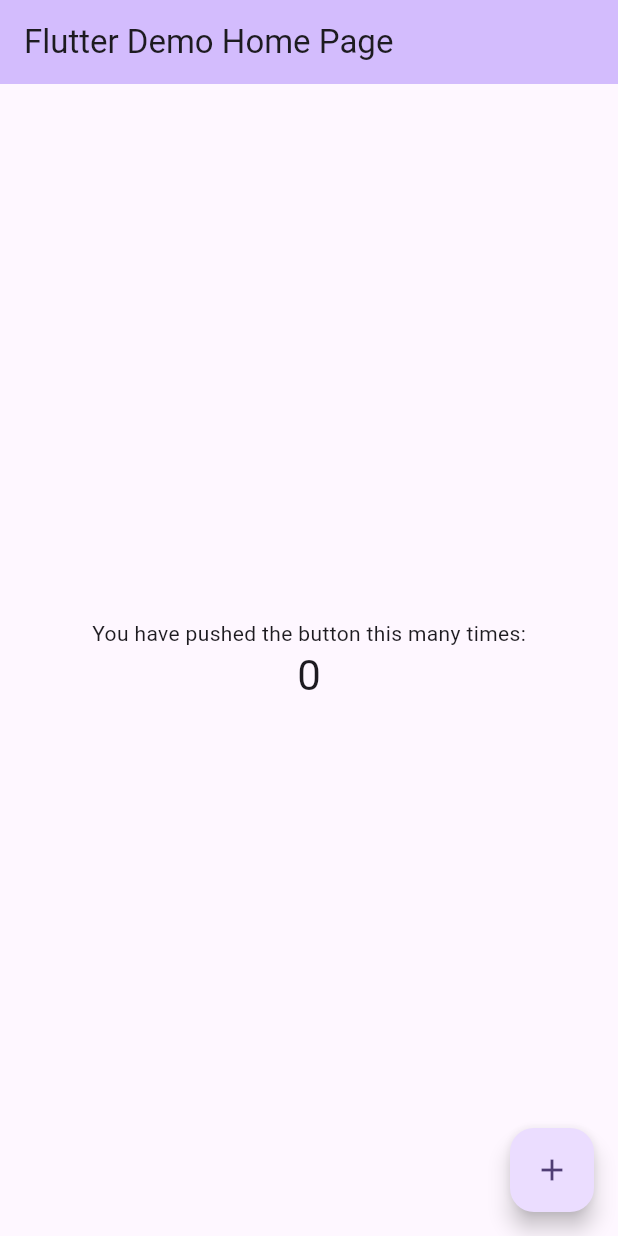
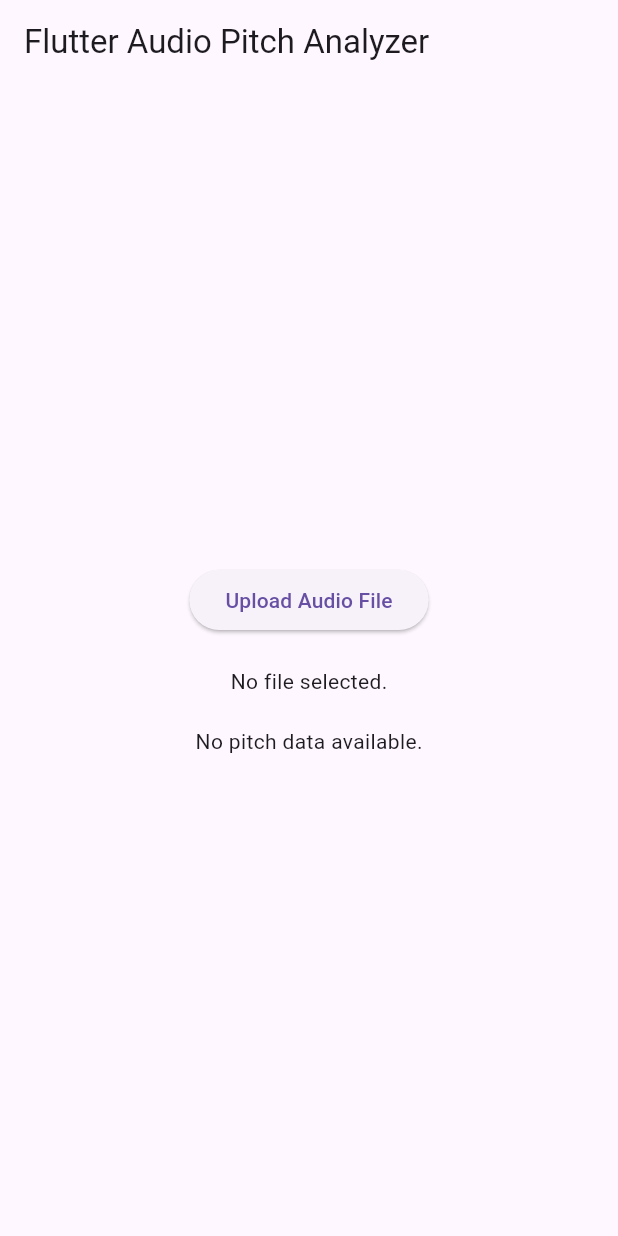
Before and after one commit to laTH380/pitch_curve_viewer, a Flutter app: the screen it shows after launch, on a phone screen of 412 x 824 dp. Run offline on Flutter 3.47's test engine with Material 3 defaults, Android fonts, the phone set to English and light mode, and no system bars; our stand-ins replace audioplayers, file_picker, fl_chart.

Commit message:
基本機能完成

```diff
--- a/lib/main.dart
+++ b/lib/main.dart
@@ -1,125 +1,218 @@
 import 'package:flutter/material.dart';
+import 'package:file_picker/file_picker.dart';
+import 'dart:io';
+import 'dart:convert';
+import 'package:fl_chart/fl_chart.dart';
+import 'package:http/http.dart' as http;
+import 'package:http_parser/http_parser.dart';
+import 'package:audioplayers/audioplayers.dart';
+import 'dart:typed_data';
 
 void main() {
-  runApp(const MyApp());
+  runApp(MyApp());
 }
 
 class MyApp extends StatelessWidget {
-  const MyApp({super.key});
-
-  // This widget is the root of your application.
   @override
   Widget build(BuildContext context) {
     return MaterialApp(
-      title: 'Flutter Demo',
+      title: 'Flutter Audio Pitch Analyzer',
       theme: ThemeData(
-        // This is the theme of your application.
-        //
-        // TRY THIS: Try running your application with "flutter run". You'll see
-        // the application has a purple toolbar. Then, without quitting the app,
-        // try changing the seedColor in the colorScheme below to Colors.green
-        // and then invoke "hot reload" (save your changes or press the "hot
-        // reload" button in a Flutter-supported IDE, or press "r" if you used
-        // the command line to start the app).
-        //
-        // Notice that the counter didn't reset back to zero; the application
-        // state is not lost during the reload. To reset the state, use hot
-        // restart instead.
-        //
-        // This works for code too, not just values: Most code changes can be
-        // tested with just a hot reload.
-        colorScheme: ColorScheme.fromSeed(seedColor: Colors.deepPurple),
-        useMaterial3: true,
+        primarySwatch: Colors.blue,
       ),
-      home: const MyHomePage(title: 'Flutter Demo Home Page'),
+      home: MyHomePage(),
     );
   }
 }
 
 class MyHomePage extends StatefulWidget {
-  const MyHomePage({super.key, required this.title});
-
-  // This widget is the home page of your application. It is stateful, meaning
-  // that it has a State object (defined below) that contains fields that affect
-  // how it looks.
-
-  // This class is the configuration for the state. It holds the values (in this
-  // case the title) provided by the parent (in this case the App widget) and
-  // used by the build method of the State. Fields in a Widget subclass are
-  // always marked "final".
-
-  final String title;
-
   @override
-  State<MyHomePage> createState() => _MyHomePageState();
+  _MyHomePageState createState() => _MyHomePageState();
 }
 
 class _MyHomePageState extends State<MyHomePage> {
-  int _counter = 0;
+  String? _filePath;
+  bool _processing = false;
+  Map<String, dynamic>? _result_json;
+  List<FlSpot> _pitchData = [];
 
-  void _incrementCounter() {
+  void _pickFile() async {
+    FilePickerResult? result = await FilePicker.platform.pickFiles(
+        // withData: true,
+        type: FileType.custom,
+        allowedExtensions: ['mp3']);
+    if (result != null && result.files.single.path != null) {
+      File file = File(result.files.single.path!);
+      int filesize = result.files.single.size;
+      // 拡張子が.mp3であるかを確認
+      if (!file.path.toLowerCase().endsWith('.mp3')) {
+        // .mp3でない場合はエラーメッセージを表示して終了
+        showDialog(
+          context: context,
+          builder: (context) => AlertDialog(
+            title: Text('Error'),
+            content: Text('Selected file must be in .mp3 format.'),
+            actions: <Widget>[
+              TextButton(
+                onPressed: () => Navigator.pop(context),
+                child: Text('OK'),
+              ),
+            ],
+          ),
+        );
+        return;
+      }
+      // 音声ファイルが1MB以下であることを確認
+      if (filesize != null) {
+        if (filesize > 1048576) {
+          // 1MB秒以上の場合はエラーメッセージを表示して終了
+          print('Debug message: Hello, world!' + filesize.toString());
+          showDialog(
+            context: context,
+            builder: (context) => AlertDialog(
+              title: Text('Error'),
+              content: Text('Selected audio file must be 1MB or less.'),
+              actions: <Widget>[
+                TextButton(
+                  onPressed: () => Navigator.pop(context),
+                  child: Text('OK'),
+                ),
+              ],
+            ),
+          );
+          return;
+        }
+      } else {
+        return;
+      }
+      setState(() {
+        _filePath = file.path;
+        _processing = true;
+      });
+      Map<String, dynamic>? result_json = await _analyzePitch();
+      if (result_json == null) {
+        setState(() {
+          _processing = false;
+        });
+        return;
+      }
+      make_graph_data(result_json);
+      setState(() {
+        _result_json = result_json;
+        _processing = false;
+      });
+    }
+  }
+
+  // mp3データをバックエンドを送信して結果を受け取る
+  Future<Map<String, dynamic>?> _analyzePitch() async {
+    final uri = Uri.parse('http://127.0.0.1:5000/process');
+    final request = http.MultipartRequest('POST', uri);
+    request.headers.addAll({
+      'Content-Type': 'multipart/form-data',
+    });
+    request.files.add(
+      await http.MultipartFile.fromPath(
+        'file', // サーバー側でファイルを受け取るフィールド名
+        _filePath!, // アップロードするファイルのパス
+        contentType: MediaType('audio', 'mpeg'), // ファイルのコンテンツタイプ
+      ),
+    );
+    final streamedResponse = await request.send(); //送信して待機
+    final response = await http.Response.fromStream(streamedResponse);
+
+    if (response.statusCode == 200) {
+      //通信が成功したときが200
+      return Future.value(jsonDecode(response.body));
+    } else {
+      showDialog(
+        context: context,
+        builder: (context) => AlertDialog(
+          title: Text('Error'),
+          content: Text('sever error'),
+          actions: <Widget>[
+            TextButton(
+              onPressed: () => Navigator.pop(context),
+              child: Text('OK'),
+            ),
+          ],
+        ),
+      );
+      return null;
+    }
+  }
+
+  //返されたjsonからグラフデータを作成し保存
+  void make_graph_data(result_json) async {
+    String data_str = result_json!["result"];
+    List<String> data_list = data_str.split(",");
+    List<FlSpot> pitchdata = [];
+    data_list.asMap().forEach((index, value) {
+      double time = index.toDouble() * (1/26000);
+      double pitch = double.parse(value);
+      FlSpot spot = FlSpot(time, pitch);
+      pitchdata.add(spot);
+    });
     setState(() {
-      // This call to setState tells the Flutter framework that something has
-      // changed in this State, which causes it to rerun the build method below
-      // so that the display can reflect the updated values. If we changed
-      // _counter without calling setState(), then the build method would not be
-      // called again, and so nothing would appear to happen.
-      _counter++;
+      _pitchData = pitchdata;
     });
+    return;
   }
 
   @override
   Widget build(BuildContext context) {
-    // This method is rerun every time setState is called, for instance as done
-    // by the _incrementCounter method above.
-    //
-    // The Flutter framework has been optimized to make rerunning build methods
-    // fast, so that you can just rebuild anything that needs updating rather
-    // than having to individually change instances of widgets.
     return Scaffold(
       appBar: AppBar(
-        // TRY THIS: Try changing the color here to a specific color (to
-        // Colors.amber, perhaps?) and trigger a hot reload to see the AppBar
-        // change color while the other colors stay the same.
-        backgroundColor: Theme.of(context).colorScheme.inversePrimary,
-        // Here we take the value from the MyHomePage object that was created by
-        // the App.build method, and use it to set our appbar title.
-        title: Text(widget.title),
+        title: Text('Flutter Audio Pitch Analyzer'),
       ),
       body: Center(
-        // Center is a layout widget. It takes a single child and positions it
-        // in the middle of the parent.
         child: Column(
-          // Column is also a layout widget. It takes a list of children and
-          // arranges them vertically. By default, it sizes itself to fit its
-          // children horizontally, and tries to be as tall as its parent.
-          //
-          // Column has various properties to control how it sizes itself and
-          // how it positions its children. Here we use mainAxisAlignment to
-          // center the children vertically; the main axis here is the vertical
-          // axis because Columns are vertical (the cross axis would be
-          // horizontal).
-          //
-          // TRY THIS: Invoke "debug painting" (choose the "Toggle Debug Paint"
-          // action in the IDE, or press "p" in the console), to see the
-          // wireframe for each widget.
           mainAxisAlignment: MainAxisAlignment.center,
           children: <Widget>[
-            const Text(
-              'You have pushed the button this many times:',
+            ElevatedButton(
+              onPressed: _pickFile,
+              child: Text('Upload Audio File'),
             ),
-            Text(
-              '$_counter',
-              style: Theme.of(context).textTheme.headlineMedium,
-            ),
+            SizedBox(height: 20),
+            _filePath != null
+                ? Text('File: $_filePath')
+                : Text('No file selected.'),
+            SizedBox(height: 20),
+            _processing == true
+                ? CircularProgressIndicator()
+                : _pitchData.isNotEmpty
+                    ? Container(
+                        height: 300,
+                        padding: EdgeInsets.all(16),
+                        child: LineChart(
+                          LineChartData(
+                            lineBarsData: [
+                              LineChartBarData(
+                                spots: _pitchData,
+                                isCurved: true,
+                                color: Colors.blue,
+                                barWidth: 2,
+                              )
+                            ],
+                            titlesData: FlTitlesData(
+                              topTitles: AxisTitles(sideTitles: SideTitles(showTitles: false)),
+                              rightTitles: AxisTitles(sideTitles: SideTitles(showTitles: false)),
+                              // leftTitles: AxisTitles(),
+                              bottomTitles: AxisTitles(
+                                sideTitles: SideTitles(
+                                  getTitlesWidget: (value, meta) => Text('${value.toInt().toString()}.00'),
+                                  showTitles: true,
+                                  interval: 1,
+                                ),
+                              ),
+                            ),
+                          ),
+                        ),
+                      )
+                    : Text('No pitch data available.'),
           ],
         ),
       ),
-      floatingActionButton: FloatingActionButton(
-        onPressed: _incrementCounter,
-        tooltip: 'Increment',
-        child: const Icon(Icons.add),
-      ), // This trailing comma makes auto-formatting nicer for build methods.
     );
   }
 }
```
Also changed, not shown: pubspec.yaml (+8 -1 lines), pubspec.lock, 5 other files.
